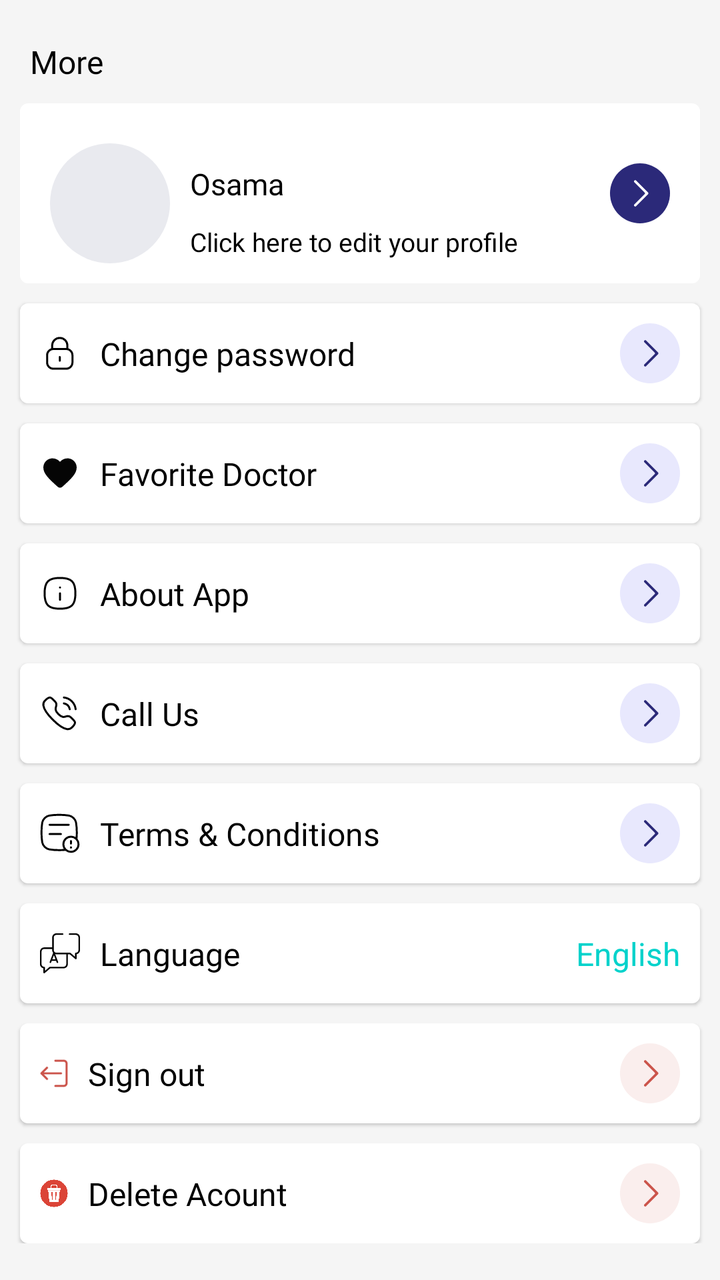
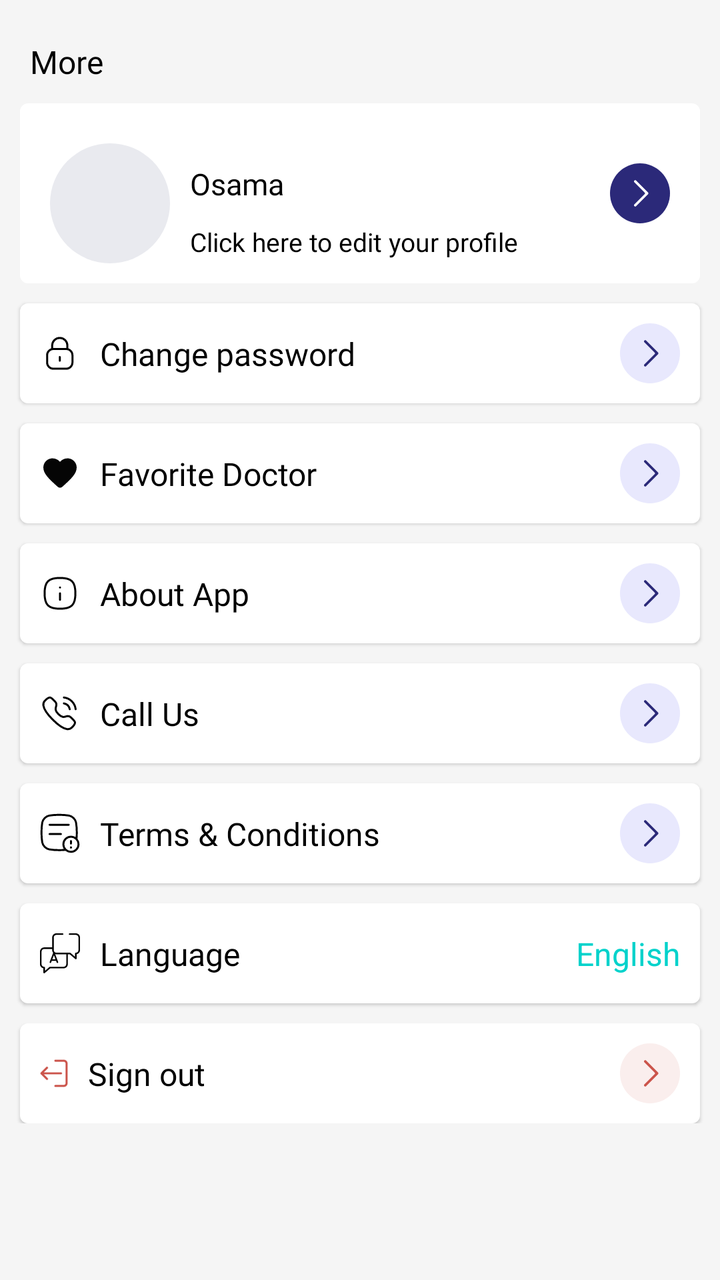

Two renders of the same Android screen: before a commit and after it. Below are the layout's source before the change and the commit's diff.
<!-- AndroidManifest.xml: application theme Theme.NewDesign -->
<!-- res/layout/morefragment.xml -->
<?xml version="1.0" encoding="utf-8"?>
<androidx.constraintlayout.widget.ConstraintLayout
    xmlns:android="http://schemas.android.com/apk/res/android"
    xmlns:tools="http://schemas.android.com/tools"
    android:layout_width="match_parent"
    android:layout_height="match_parent"
    android:background="@color/bg_color_gray"
    xmlns:app="http://schemas.android.com/apk/res-auto"
    tools:context=".fragment.navbottom.MoreFragment">


    <androidx.core.widget.NestedScrollView
            android:layout_width="match_parent"
            android:layout_height="wrap_content"
          app:layout_constraintTop_toTopOf="parent"
            app:layout_constraintStart_toStartOf="parent"
            app:layout_constraintEnd_toEndOf="parent"
    >

        <androidx.constraintlayout.widget.ConstraintLayout
                android:layout_width="match_parent"
                android:layout_height="match_parent">



        <androidx.appcompat.widget.AppCompatTextView
        android:id="@+id/tv_more"
        android:layout_width="wrap_content"
        android:layout_height="wrap_content"
        android:layout_marginStart="15dp"
        android:layout_marginTop="20dp"
        android:fontFamily="@font/avenirltstd_black"
        android:text="@string/more"
        android:textColor="@color/black"
        android:textSize="16sp"
        app:layout_constraintStart_toStartOf="parent"
        app:layout_constraintTop_toTopOf="parent" />

    <androidx.constraintlayout.widget.ConstraintLayout
        android:id="@+id/layout_NextAvailableBooking"
        android:layout_width="match_parent"
        android:layout_height="wrap_content"
        android:layout_margin="10dp"
        android:background="@drawable/bg_buttonsearch"
        app:layout_constraintEnd_toEndOf="parent"
        app:layout_constraintStart_toStartOf="parent"
        app:layout_constraintTop_toBottomOf="@+id/tv_more">

        <com.google.android.material.imageview.ShapeableImageView
            android:id="@+id/iv_PatientProfile"
            android:layout_width="60dp"
            android:layout_height="60dp"
            android:layout_marginTop="20dp"
            android:layout_marginStart="15dp"
            android:layout_marginBottom="10dp"
            android:adjustViewBounds="true"
            android:src="@drawable/ic_patientprofile"
            app:layout_constraintStart_toStartOf="parent"
            app:layout_constraintTop_toTopOf="parent"
            app:layout_constraintBottom_toBottomOf="parent"
            />
        <com.google.android.material.imageview.ShapeableImageView
            android:id="@+id/iv_person"
            android:layout_width="30dp"
            android:layout_height="30dp"
            android:adjustViewBounds="true"
            app:layout_constraintBottom_toBottomOf="@+id/iv_PatientProfile"
            app:layout_constraintEnd_toEndOf="@+id/iv_PatientProfile"
            app:layout_constraintStart_toStartOf="@+id/iv_PatientProfile"
            app:layout_constraintTop_toTopOf="@+id/iv_PatientProfile" />

        <TextView
            android:id="@+id/tv_name"
            android:layout_width="wrap_content"
            android:layout_height="wrap_content"
            android:layout_marginStart="10dp"
            android:layout_marginEnd="10dp"
            android:layout_marginTop="10dp"
            android:fontFamily="@font/avenirltstd_black"
            android:gravity="start"
            android:text="Osama"
            android:textColor="@color/black"
            android:textSize="15sp"
            app:layout_constraintStart_toEndOf="@+id/iv_PatientProfile"
            app:layout_constraintTop_toTopOf="@+id/iv_PatientProfile" />
        <TextView
            android:id="@+id/tv_Edit"
            android:layout_width="wrap_content"
            android:layout_height="wrap_content"
            android:layout_marginStart="10dp"
            android:layout_marginEnd="10dp"
            android:layout_marginTop="10dp"
            android:fontFamily="@font/avenirltstd_roman"
            android:gravity="start"
            android:text="@string/click_here_to_edit_your_profile"
            android:textColor="@color/black"
            android:textSize="13sp"
            app:layout_constraintStart_toEndOf="@+id/iv_PatientProfile"
            app:layout_constraintTop_toBottomOf="@+id/tv_name" />

        <com.google.android.material.imageview.ShapeableImageView
            android:id="@+id/iv_Arrow"
            android:layout_width="30dp"
            android:layout_height="30dp"
            android:layout_marginEnd="15dp"
            android:adjustViewBounds="true"
            android:src="@drawable/ic_arrow_right"
            app:layout_constraintEnd_toEndOf="parent"
            app:layout_constraintTop_toTopOf="parent"
            app:layout_constraintBottom_toBottomOf="parent"
             />




    </androidx.constraintlayout.widget.ConstraintLayout>
    <androidx.constraintlayout.widget.ConstraintLayout
        android:id="@+id/layout_changePassword"
        android:layout_width="match_parent"
        android:layout_height="50dp"
        android:layout_marginStart="10dp"
        android:layout_marginEnd="10dp"
        android:layout_marginTop="10dp"
        android:elevation="1dp"
        android:background="@drawable/more_background"
        app:layout_constraintEnd_toEndOf="parent"
        app:layout_constraintStart_toStartOf="parent"
        app:layout_constraintTop_toBottomOf="@+id/layout_NextAvailableBooking">

        <com.google.android.material.imageview.ShapeableImageView
            android:id="@+id/iv_changePassword"
            android:layout_width="20dp"
            android:layout_height="20dp"
            android:adjustViewBounds="true"
            android:layout_marginStart="10dp"
            android:src="@drawable/ic_passwordlock"
            app:layout_constraintTop_toTopOf="parent"
            app:layout_constraintStart_toStartOf="parent"
            app:layout_constraintBottom_toBottomOf="parent"/>

        <TextView
            android:id="@+id/tv_changePassword"
            android:layout_width="wrap_content"
            android:layout_height="wrap_content"
            android:layout_marginStart="10dp"
            android:layout_marginEnd="10dp"
            android:fontFamily="@font/avenirltstd_black"
            android:gravity="start"
            android:text="@string/change_password"
            android:textColor="@color/black"
            android:textSize="16sp"
            app:layout_constraintStart_toEndOf="@+id/iv_changePassword"
            app:layout_constraintTop_toTopOf="@+id/iv_changePassword"
            app:layout_constraintBottom_toBottomOf="@+id/iv_changePassword"
            />

        <com.google.android.material.imageview.ShapeableImageView
            android:id="@+id/iv_ArrowchangePassword"
            android:layout_width="30dp"
            android:layout_height="30dp"
            android:layout_marginEnd="10dp"
            android:adjustViewBounds="true"
            android:src="@drawable/ic_arrow_purple"
            app:layout_constraintEnd_toEndOf="parent"
            app:layout_constraintTop_toTopOf="parent"
            app:layout_constraintBottom_toBottomOf="parent"
            />




    </androidx.constraintlayout.widget.ConstraintLayout>
    <androidx.constraintlayout.widget.ConstraintLayout
            android:id="@+id/layout_favoriteDoctor"
            android:layout_width="match_parent"
            android:layout_height="50dp"
            android:layout_marginStart="10dp"
            android:layout_marginEnd="10dp"
            android:layout_marginTop="10dp"
            android:elevation="1dp"
            android:background="@drawable/more_background"
            app:layout_constraintEnd_toEndOf="parent"
            app:layout_constraintStart_toStartOf="parent"
            app:layout_constraintTop_toBottomOf="@+id/layout_changePassword">

        <com.google.android.material.imageview.ShapeableImageView
                android:id="@+id/iv_favoriteDoctor"
                android:layout_width="20dp"
                android:layout_height="20dp"
                android:adjustViewBounds="true"
                android:layout_marginStart="10dp"
                android:src="@drawable/ic_favorite"
                app:layout_constraintTop_toTopOf="parent"
                app:layout_constraintStart_toStartOf="parent"
                app:layout_constraintBottom_toBottomOf="parent"/>

        <TextView
                android:id="@+id/tv_favoriteDoctor"
                android:layout_width="wrap_content"
                android:layout_height="wrap_content"
                android:layout_marginStart="10dp"
                android:layout_marginEnd="10dp"
                android:fontFamily="@font/avenirltstd_black"
                android:gravity="start"
                android:text="@string/favorite_doctor"
                android:textColor="@color/black"
                android:textSize="16sp"
                app:layout_constraintStart_toEndOf="@+id/iv_favoriteDoctor"
                app:layout_constraintTop_toTopOf="@+id/iv_favoriteDoctor"
                app:layout_constraintBottom_toBottomOf="@+id/iv_favoriteDoctor"
        />

        <com.google.android.material.imageview.ShapeableImageView
                android:id="@+id/iv_favorite_Doctor"
                android:layout_width="30dp"
                android:layout_height="30dp"
                android:layout_marginEnd="10dp"
                android:adjustViewBounds="true"
                android:src="@drawable/ic_arrow_purple"
                app:layout_constraintEnd_toEndOf="parent"
                app:layout_constraintTop_toTopOf="parent"
                app:layout_constraintBottom_toBottomOf="parent"
        />




    </androidx.constraintlayout.widget.ConstraintLayout>
    <androidx.constraintlayout.widget.ConstraintLayout
        android:id="@+id/layout_AboutApp"
        android:layout_width="match_parent"
        android:layout_height="50dp"
        android:layout_marginStart="10dp"
        android:layout_marginEnd="10dp"
        android:layout_marginTop="10dp"
        android:elevation="1dp"
        android:background="@drawable/more_background"
        app:layout_constraintEnd_toEndOf="parent"
        app:layout_constraintStart_toStartOf="parent"
        app:layout_constraintTop_toBottomOf="@+id/layout_favoriteDoctor">

        <com.google.android.material.imageview.ShapeableImageView
            android:id="@+id/iv_AboutApp"
            android:layout_width="20dp"
            android:layout_height="20dp"
            android:adjustViewBounds="true"
            android:layout_marginStart="10dp"
            android:src="@drawable/ic_about_app"
            app:layout_constraintTop_toTopOf="parent"
            app:layout_constraintStart_toStartOf="parent"
            app:layout_constraintBottom_toBottomOf="parent"/>

        <TextView
            android:id="@+id/tv_AboutApp"
            android:layout_width="wrap_content"
            android:layout_height="wrap_content"
            android:layout_marginStart="10dp"
            android:layout_marginEnd="10dp"
            android:fontFamily="@font/avenirltstd_black"
            android:gravity="start"
            android:text="@string/about_app"
            android:textColor="@color/black"
            android:textSize="16sp"
            app:layout_constraintStart_toEndOf="@+id/iv_AboutApp"
            app:layout_constraintTop_toTopOf="@+id/iv_AboutApp"
            app:layout_constraintBottom_toBottomOf="@+id/iv_AboutApp"
            />

        <com.google.android.material.imageview.ShapeableImageView
            android:id="@+id/iv_ArrowAboutApp"
            android:layout_width="30dp"
            android:layout_height="30dp"
            android:layout_marginEnd="10dp"
            android:adjustViewBounds="true"
            android:src="@drawable/ic_arrow_purple"
            app:layout_constraintEnd_toEndOf="parent"
            app:layout_constraintTop_toTopOf="parent"
            app:layout_constraintBottom_toBottomOf="parent"
            />




    </androidx.constraintlayout.widget.ConstraintLayout>
    <androidx.constraintlayout.widget.ConstraintLayout
        android:id="@+id/layout_CallUs"
        android:layout_width="match_parent"
        android:layout_height="50dp"
        android:layout_marginStart="10dp"
        android:layout_marginEnd="10dp"
        android:layout_marginTop="10dp"
        android:elevation="1dp"
        android:background="@drawable/more_background"
        app:layout_constraintEnd_toEndOf="parent"
        app:layout_constraintStart_toStartOf="parent"
        app:layout_constraintTop_toBottomOf="@+id/layout_AboutApp">

        <com.google.android.material.imageview.ShapeableImageView
            android:id="@+id/iv_CallUs"
            android:layout_width="20dp"
            android:layout_height="20dp"
            android:adjustViewBounds="true"
            android:layout_marginStart="10dp"
            android:src="@drawable/ic_callus"
            app:layout_constraintTop_toTopOf="parent"
            app:layout_constraintStart_toStartOf="parent"
            app:layout_constraintBottom_toBottomOf="parent"/>

        <TextView
            android:id="@+id/tv_CallUs"
            android:layout_width="wrap_content"
            android:layout_height="wrap_content"
            android:layout_marginStart="10dp"
            android:layout_marginEnd="10dp"
            android:fontFamily="@font/avenirltstd_black"
            android:gravity="start"
            android:text="@string/call_us"
            android:textColor="@color/black"
            android:textSize="16sp"
            app:layout_constraintStart_toEndOf="@+id/iv_CallUs"
            app:layout_constraintTop_toTopOf="@+id/iv_CallUs"
            app:layout_constraintBottom_toBottomOf="@+id/iv_CallUs"
            />

        <com.google.android.material.imageview.ShapeableImageView
            android:id="@+id/iv_ArrowCallUs"
            android:layout_width="30dp"
            android:layout_height="30dp"
            android:layout_marginEnd="10dp"
            android:adjustViewBounds="true"
            android:src="@drawable/ic_arrow_purple"
            app:layout_constraintEnd_toEndOf="parent"
            app:layout_constraintTop_toTopOf="parent"
            app:layout_constraintBottom_toBottomOf="parent"
            />




    </androidx.constraintlayout.widget.ConstraintLayout>
    <androidx.constraintlayout.widget.ConstraintLayout
        android:id="@+id/layout_Terms_Conditions"
        android:layout_width="match_parent"
        android:layout_height="50dp"
        android:layout_marginStart="10dp"
        android:layout_marginEnd="10dp"
        android:layout_marginTop="10dp"
        android:elevation="1dp"
        android:background="@drawable/more_background"
        app:layout_constraintEnd_toEndOf="parent"
        app:layout_constraintStart_toStartOf="parent"
        app:layout_constraintTop_toBottomOf="@+id/layout_CallUs">

        <com.google.android.material.imageview.ShapeableImageView
            android:id="@+id/iv_Terms_Conditions"
            android:layout_width="20dp"
            android:layout_height="20dp"
            android:adjustViewBounds="true"
            android:layout_marginStart="10dp"
            android:src="@drawable/ic_terms_conditions"
            app:layout_constraintTop_toTopOf="parent"
            app:layout_constraintStart_toStartOf="parent"
            app:layout_constraintBottom_toBottomOf="parent"/>

        <TextView
            android:id="@+id/tv_Terms_Conditions"
            android:layout_width="wrap_content"
            android:layout_height="wrap_content"
            android:layout_marginStart="10dp"
            android:layout_marginEnd="10dp"
            android:fontFamily="@font/avenirltstd_black"
            android:gravity="start"
            android:text="@string/terms_conditions"
            android:textColor="@color/black"
            android:textSize="16sp"
            app:layout_constraintStart_toEndOf="@+id/iv_Terms_Conditions"
            app:layout_constraintTop_toTopOf="@+id/iv_Terms_Conditions"
            app:layout_constraintBottom_toBottomOf="@+id/iv_Terms_Conditions"
            />

        <com.google.android.material.imageview.ShapeableImageView
            android:id="@+id/iv_ArrowTerms_Conditions"
            android:layout_width="30dp"
            android:layout_height="30dp"
            android:layout_marginEnd="10dp"
            android:adjustViewBounds="true"
            android:src="@drawable/ic_arrow_purple"
            app:layout_constraintEnd_toEndOf="parent"
            app:layout_constraintTop_toTopOf="parent"
            app:layout_constraintBottom_toBottomOf="parent"
            />


    </androidx.constraintlayout.widget.ConstraintLayout>




    <androidx.constraintlayout.widget.ConstraintLayout
        android:id="@+id/layout_Language"
        android:layout_width="match_parent"
        android:layout_height="50dp"
        android:layout_marginStart="10dp"
        android:layout_marginEnd="10dp"
        android:layout_marginTop="10dp"
        android:elevation="1dp"
        android:background="@drawable/more_background"
        app:layout_constraintEnd_toEndOf="parent"
        app:layout_constraintStart_toStartOf="parent"
        app:layout_constraintTop_toBottomOf="@+id/layout_Terms_Conditions">

        <com.google.android.material.imageview.ShapeableImageView
            android:id="@+id/iv_Language"
            android:layout_width="20dp"
            android:layout_height="20dp"
            android:adjustViewBounds="true"
            android:layout_marginStart="10dp"
            android:src="@drawable/ic_lang"
            app:layout_constraintTop_toTopOf="parent"
            app:layout_constraintStart_toStartOf="parent"
            app:layout_constraintBottom_toBottomOf="parent"/>

        <TextView
            android:id="@+id/tv_Language"
            android:layout_width="wrap_content"
            android:layout_height="wrap_content"
            android:layout_marginStart="10dp"
            android:layout_marginEnd="10dp"
            android:fontFamily="@font/avenirltstd_black"
            android:gravity="start"
            android:text="@string/language"
            android:textColor="@color/black"
            android:textSize="16sp"
            app:layout_constraintStart_toEndOf="@+id/iv_Language"
            app:layout_constraintTop_toTopOf="@+id/iv_Language"
            app:layout_constraintBottom_toBottomOf="@+id/iv_Language"
            />

        <TextView
            android:id="@+id/tv_lang"
            android:layout_width="wrap_content"
            android:layout_height="wrap_content"
            android:layout_marginEnd="10dp"
            android:text="@string/lang"
            android:textColor="@color/green"
            android:textSize="16sp"
            app:layout_constraintEnd_toEndOf="parent"
            app:layout_constraintTop_toTopOf="parent"
            app:layout_constraintBottom_toBottomOf="parent"
            />

    </androidx.constraintlayout.widget.ConstraintLayout>
    <androidx.constraintlayout.widget.ConstraintLayout
        android:id="@+id/layout_SignOut"
        android:layout_width="match_parent"
        android:layout_height="50dp"
        android:layout_marginStart="10dp"
        android:layout_marginEnd="10dp"
        android:layout_marginTop="10dp"
        android:layout_marginBottom="@dimen/_5sdp"
        android:elevation="1dp"
        android:background="@drawable/more_background"
        app:layout_constraintEnd_toEndOf="parent"
        app:layout_constraintStart_toStartOf="parent"
        app:layout_constraintTop_toBottomOf="@+id/layout_Language">

        <com.google.android.material.imageview.ShapeableImageView
            android:id="@+id/iv_SignOut"
            android:layout_width="14dp"
            android:layout_height="14dp"
            android:adjustViewBounds="true"
            android:layout_marginStart="10dp"
            android:src="@drawable/ic_signout"
            app:layout_constraintTop_toTopOf="parent"
            app:layout_constraintStart_toStartOf="parent"
            app:layout_constraintBottom_toBottomOf="parent"/>

        <TextView
            android:id="@+id/tv_SignOut"
            android:layout_width="wrap_content"
            android:layout_height="wrap_content"
            android:layout_marginStart="10dp"
            android:layout_marginEnd="10dp"
            android:fontFamily="@font/avenirltstd_black"
            android:gravity="start"
            android:text="@string/sign_out"
            android:textColor="@color/black"
            android:textSize="16sp"
            app:layout_constraintStart_toEndOf="@+id/iv_SignOut"
            app:layout_constraintTop_toTopOf="@+id/iv_SignOut"
            app:layout_constraintBottom_toBottomOf="@+id/iv_SignOut"
            />

        <com.google.android.material.imageview.ShapeableImageView
            android:id="@+id/iv_ArrowSignOut"
            android:layout_width="30dp"
            android:layout_height="30dp"
            android:layout_marginEnd="10dp"
            android:adjustViewBounds="true"
            android:src="@drawable/ic_arrowred"
            app:layout_constraintEnd_toEndOf="parent"
            app:layout_constraintTop_toTopOf="parent"
            app:layout_constraintBottom_toBottomOf="parent"
            />




    </androidx.constraintlayout.widget.ConstraintLayout>

            <androidx.constraintlayout.widget.ConstraintLayout
                    android:id="@+id/layout_Delete"
                    android:layout_width="match_parent"
                    android:layout_height="50dp"
                    android:layout_marginStart="10dp"
                    android:layout_marginEnd="10dp"
                    android:layout_marginTop="10dp"
                    android:layout_marginBottom="@dimen/_5sdp"
                    android:elevation="1dp"
                    android:background="@drawable/more_background"
                    app:layout_constraintEnd_toEndOf="parent"
                    app:layout_constraintStart_toStartOf="parent"
                    app:layout_constraintBottom_toBottomOf="parent"
                    app:layout_constraintTop_toBottomOf="@+id/layout_SignOut">

                <com.google.android.material.imageview.ShapeableImageView
                        android:id="@+id/iv_Delete"
                        android:layout_width="14dp"
                        android:layout_height="14dp"
                        android:adjustViewBounds="true"
                        android:layout_marginStart="10dp"
                        android:src="@drawable/ic_trash"
                        app:layout_constraintTop_toTopOf="parent"
                        app:layout_constraintStart_toStartOf="parent"
                        app:layout_constraintBottom_toBottomOf="parent"/>

                <TextView
                        android:id="@+id/tv_Delete"
                        android:layout_width="wrap_content"
                        android:layout_height="wrap_content"
                        android:layout_marginStart="10dp"
                        android:layout_marginEnd="10dp"
                        android:fontFamily="@font/avenirltstd_black"
                        android:gravity="start"
                        android:text="@string/deleteacount"
                        android:textColor="@color/black"
                        android:textSize="16sp"
                        app:layout_constraintStart_toEndOf="@+id/iv_Delete"
                        app:layout_constraintTop_toTopOf="@+id/iv_Delete"
                        app:layout_constraintBottom_toBottomOf="@+id/iv_Delete"
                />

                <com.google.android.material.imageview.ShapeableImageView
                        android:id="@+id/iv_ArrowDelete"
                        android:layout_width="30dp"
                        android:layout_height="30dp"
                        android:layout_marginEnd="10dp"
                        android:adjustViewBounds="true"
                        android:src="@drawable/ic_arrowred"
                        app:layout_constraintEnd_toEndOf="parent"
                        app:layout_constraintTop_toTopOf="parent"
                        app:layout_constraintBottom_toBottomOf="parent"
                />




            </androidx.constraintlayout.widget.ConstraintLayout>





        </androidx.constraintlayout.widget.ConstraintLayout>

    </androidx.core.widget.NestedScrollView>


</androidx.constraintlayout.widget.ConstraintLayout>
<!-- resources referenced by this layout -->
<resources>
  <color name="bg_color_gray">#F5F5F5</color>
  <color name="black">#FF000000</color>
  <color name="green">#00D2CB</color>
  <!-- drawable bg_buttonsearch (drawable) -->
  <?xml version="1.0" encoding="utf-8"?>
  <shape xmlns:android="http://schemas.android.com/apk/res/android"
      android:shape="rectangle"
      >
      <corners android:radius="4dp"/>
      <solid android:color="@color/white"/>
  </shape>
  <!-- drawable ic_arrowred (drawable) -->
  <vector android:autoMirrored="true" android:height="25dp"
      android:viewportHeight="25" android:viewportWidth="25"
      android:width="25dp" xmlns:android="http://schemas.android.com/apk/res/android">
      <path android:fillColor="#FAEEED" android:pathData="M12.5,12.5m-12.5,0a12.5,12.5 0,1 1,25 0a12.5,12.5 0,1 1,-25 0"/>
      <path android:fillColor="#CB544B" android:pathData="M10.155,17.844C9.967,17.655 9.95,17.359 10.104,17.151L10.155,17.091L14.722,12.5L10.155,7.909C9.967,7.72 9.95,7.424 10.104,7.216L10.155,7.156C10.343,6.967 10.637,6.95 10.844,7.104L10.904,7.156L15.845,12.124C16.033,12.313 16.05,12.608 15.896,12.817L15.845,12.876L10.904,17.844C10.697,18.052 10.362,18.052 10.155,17.844Z"/>
  </vector>
  <!-- drawable ic_favorite (drawable) -->
  <vector android:autoMirrored="true" android:height="24dp"
      android:tint="#050505" android:viewportHeight="24"
      android:viewportWidth="24" android:width="24dp" xmlns:android="http://schemas.android.com/apk/res/android">
      <path android:fillColor="@android:color/white" android:pathData="M13.35,20.13c-0.76,0.69 -1.93,0.69 -2.69,-0.01l-0.11,-0.1C5.3,15.27 1.87,12.16 2,8.28c0.06,-1.7 0.93,-3.33 2.34,-4.29 2.64,-1.8 5.9,-0.96 7.66,1.1 1.76,-2.06 5.02,-2.91 7.66,-1.1 1.41,0.96 2.28,2.59 2.34,4.29 0.14,3.88 -3.3,6.99 -8.55,11.76l-0.1,0.09z"/>
  </vector>
  <!-- drawable ic_patientprofile (drawable) -->
  <vector xmlns:android="http://schemas.android.com/apk/res/android"
      android:width="40dp"
      android:height="40dp"
      android:viewportWidth="40"
      android:viewportHeight="40">
    <path
        android:pathData="M20,20m-20,0a20,20 0,1 1,40 0a20,20 0,1 1,-40 0"
        android:fillColor="#E9EAEF"/>
  </vector>
  <!-- drawable more_background (drawable) -->
  <?xml version="1.0" encoding="utf-8"?>
  <shape xmlns:android="http://schemas.android.com/apk/res/android"
      android:shape="rectangle"
      >
      <corners android:radius="4dp"/>
      <solid android:color="@color/white"/>
  
  </shape>
  <string name="about_app">About App</string>
  <string name="call_us">Call Us</string>
  <string name="change_password">Change password</string>
  <string name="click_here_to_edit_your_profile">Click here to edit your profile</string>
  <string name="deleteacount">Delete Acount</string>
  <string name="favorite_doctor">Favorite Doctor</string>
  <string name="lang">English</string>
  <string name="language">Language</string>
  <string name="more">More</string>
  <string name="sign_out">Sign out</string>
  <string name="terms_conditions"> Terms &amp; Conditions</string>
  <style name="Theme.NewDesign" parent="Theme.MaterialComponents.Light.NoActionBar">
          
          <item name="colorPrimary">@color/purple_500</item>
          <item name="colorPrimaryVariant">@color/purple_700</item>
          <item name="colorOnPrimary">@color/white</item>
          
          <item name="colorSecondary">#0639BA</item>
          <item name="colorSecondaryVariant">@color/teal_700</item>
          <item name="colorOnSecondary">@color/black</item>
          
          <item name="android:statusBarColor">?attr/colorPrimaryVariant</item>
          
      </style>
  <color name="white">#FFFFFFFF</color>
  <color name="purple_500">#AEB3BE</color>
  <color name="purple_700">#FF3700B3</color>
  <color name="teal_700">#FF018786</color>
  <!-- unchanged entries left out for length: 9 -->
</resources>

<!-- the commit's change to res/layout/morefragment.xml (unified diff, before → after) -->
@@ -517,6 +517,7 @@
                     android:layout_marginTop="10dp"
                     android:layout_marginBottom="@dimen/_5sdp"
                     android:elevation="1dp"
+                    android:visibility="gone"
                     android:background="@drawable/more_background"
                     app:layout_constraintEnd_toEndOf="parent"
                     app:layout_constraintStart_toStartOf="parent"
